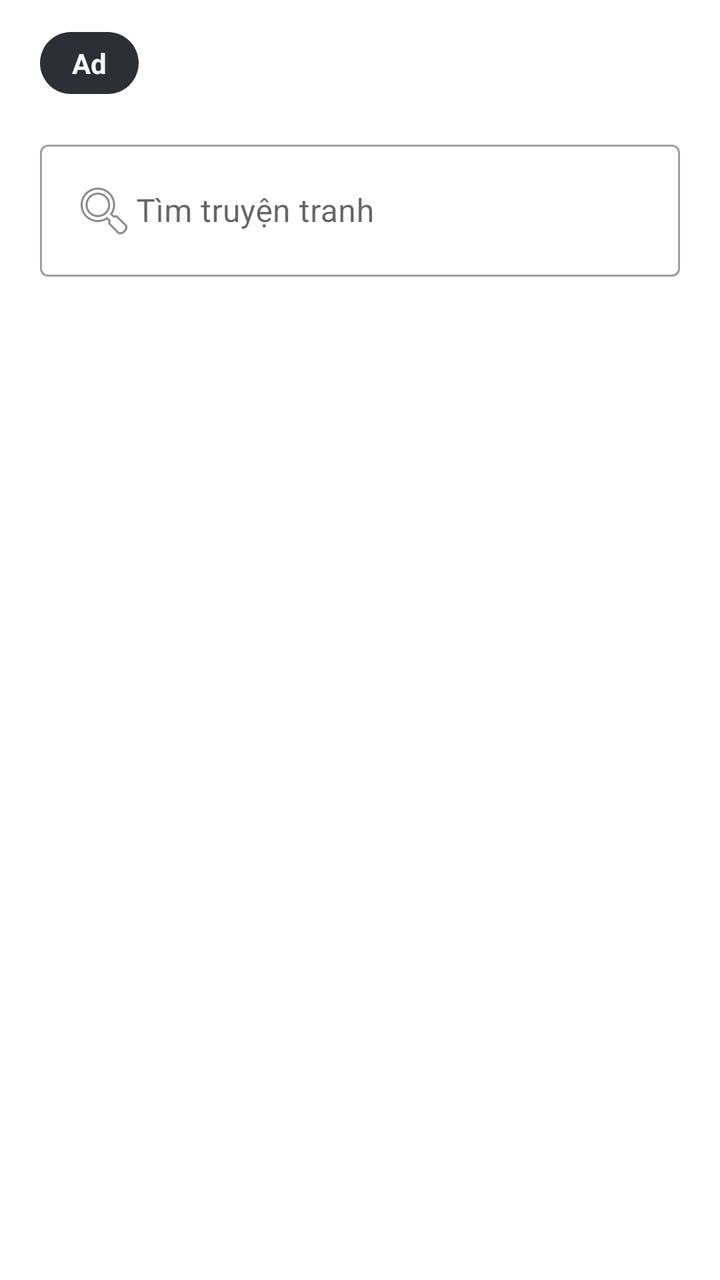
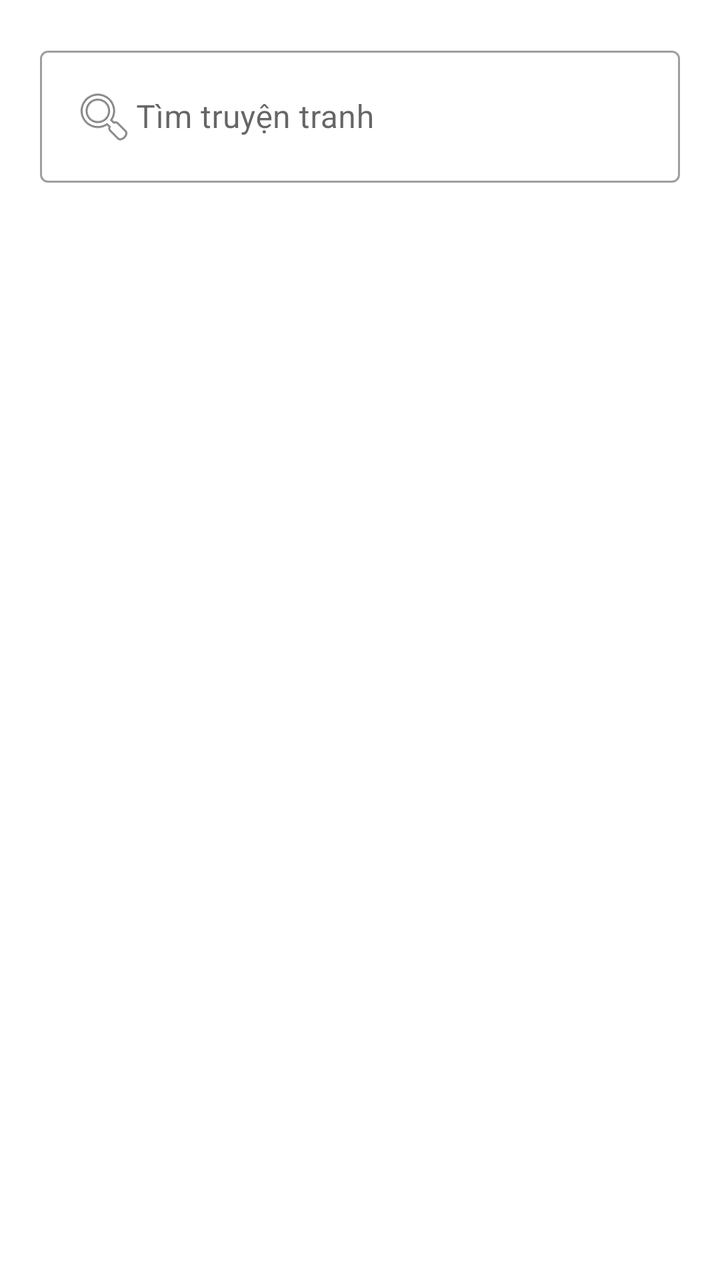

Screens rendered from an Android XML layout before and after an edit, with the pre-edit source and the edit as a unified diff.
<!-- AndroidManifest.xml: application theme Theme.ComicVerseV1 -->
<!-- res/layout/layout_landing_ad_search.xml -->
<?xml version="1.0" encoding="utf-8"?>
<LinearLayout xmlns:android="http://schemas.android.com/apk/res/android"
    xmlns:app="http://schemas.android.com/apk/res-auto"
    android:layout_width="match_parent"
    android:layout_height="wrap_content"
    android:orientation="vertical"
    android:paddingHorizontal="20dp"
    android:paddingBottom="4dp">

    <TextView
        android:id="@+id/textAd"
        android:layout_width="wrap_content"
        android:layout_height="wrap_content"
        android:layout_marginTop="16dp"
        android:background="@drawable/bg_ad_chip"
        android:paddingHorizontal="16dp"
        android:paddingVertical="6dp"
        android:text="Ad"
        android:textColor="@android:color/white"
        android:textStyle="bold" />

    <com.google.android.material.textfield.TextInputLayout
        android:id="@+id/searchContainer"
        style="@style/Widget.MaterialComponents.TextInputLayout.OutlinedBox"
        android:layout_width="match_parent"
        android:layout_height="wrap_content"
        android:layout_marginTop="20dp"
        android:hint="Tìm truyện tranh">

        <com.google.android.material.textfield.TextInputEditText
            android:id="@+id/inputSearch"
            android:layout_width="match_parent"
            android:layout_height="wrap_content"
            android:drawableStart="@android:drawable/ic_menu_search"
            android:inputType="text" />
    </com.google.android.material.textfield.TextInputLayout>

</LinearLayout>
<!-- resources referenced by this layout -->
<resources>
  <!-- drawable bg_ad_chip (drawable) -->
  <?xml version="1.0" encoding="utf-8"?>
  <shape xmlns:android="http://schemas.android.com/apk/res/android"
      android:shape="rectangle">
      <solid android:color="#2C2F36" />
      <corners android:radius="16dp" />
  </shape>
  <style name="Theme.ComicVerseV1" parent="Theme.MaterialComponents.DayNight.DarkActionBar">
          
          <item name="colorPrimary">@color/purple_500</item>
          <item name="colorPrimaryVariant">@color/purple_700</item>
          <item name="colorOnPrimary">@color/white</item>
          
          <item name="colorSecondary">@color/teal_200</item>
          <item name="colorSecondaryVariant">@color/teal_700</item>
          <item name="colorOnSecondary">@color/black</item>
          
          <item name="android:statusBarColor">?attr/colorPrimaryVariant</item>
          
      </style>
  <color name="purple_500">#FF6200EE</color>
  <color name="purple_700">#FF3700B3</color>
  <color name="white">#FFFFFFFF</color>
  <color name="teal_200">#FF03DAC5</color>
  <color name="teal_700">#FF018786</color>
  <color name="black">#FF000000</color>
</resources>

<!-- the commit's change to res/layout/layout_landing_ad_search.xml (unified diff, before → after) -->
@@ -7,17 +7,6 @@
     android:paddingHorizontal="20dp"
     android:paddingBottom="4dp">
 
-    <TextView
-        android:id="@+id/textAd"
-        android:layout_width="wrap_content"
-        android:layout_height="wrap_content"
-        android:layout_marginTop="16dp"
-        android:background="@drawable/bg_ad_chip"
-        android:paddingHorizontal="16dp"
-        android:paddingVertical="6dp"
-        android:text="Ad"
-        android:textColor="@android:color/white"
-        android:textStyle="bold" />
 
     <com.google.android.material.textfield.TextInputLayout
         android:id="@+id/searchContainer"
<!-- resource entries referenced after the edit -->
@@ -1,12 +1,5 @@
 <!-- resources referenced by this layout -->
 <resources>
-  <!-- drawable bg_ad_chip (drawable) -->
-  <?xml version="1.0" encoding="utf-8"?>
-  <shape xmlns:android="http://schemas.android.com/apk/res/android"
-      android:shape="rectangle">
-      <solid android:color="#2C2F36" />
-      <corners android:radius="16dp" />
-  </shape>
   <style name="Theme.ComicVerseV1" parent="Theme.MaterialComponents.DayNight.DarkActionBar">
           
           <item name="colorPrimary">@color/purple_500</item>
